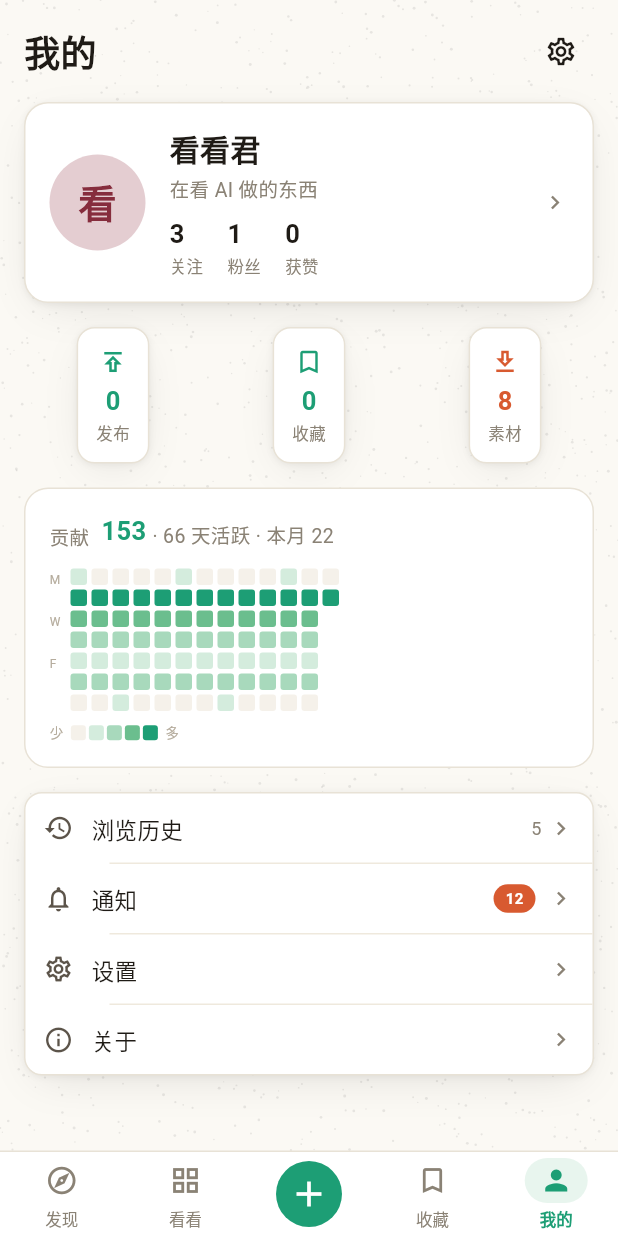
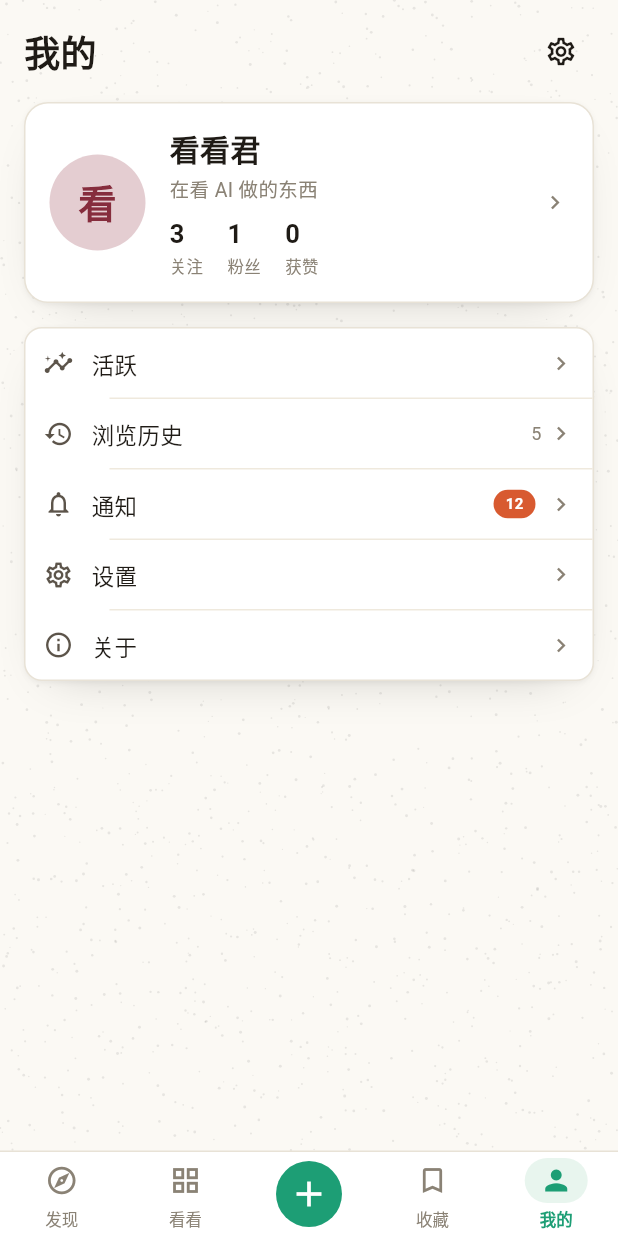
Before and after one commit to lBWtt/kankan-flutter, a Flutter app: the MeScreen screen opened by its route, on a phone screen of 412 x 824 dp. Run offline on Flutter 3.47's test engine with Material 3 defaults, Android fonts, the phone set to English and light mode, and no system bars; our stand-ins replace flutter_animate, flutter_riverpod, freezed_annotation, go_router, image_picker, photo_view and 1 more; Roboto replaces fonts that are missing (JetBrainsMono, NotoSerifSC).

Commit message:
me 屏对齐 Web 原型:去三框+热力图,阴影匹配原型
改用可读原型 kankan_art_fullnew.html 为视觉真源(不再盲改):
- me 屏删掉违和的三个统计框 + GitHub 式热力图(原型的"我"页本就没有,
  只有个人卡 inline 统计 + 菜单)。活跃改成菜单入口 → 活动页
- KkElevation.card 精确对齐原型阴影:
  0 1px 2px rgba(22,19,15,.05) + 0 12px 28px -18px rgba(22,19,15,.24)
- 清理 me 屏死代码(_statsRow/_statBlock + 无用 import)

analyze 0 error。

Co-Authored-By: Claude Opus 4.8 <noreply@anthropic.com>

```diff
--- a/lib/core/theme/tokens.dart
+++ b/lib/core/theme/tokens.dart
@@ -36,18 +36,19 @@ class KkRadius {
 class KkElevation {
   KkElevation._();
 
-  /// 卡片:柔和暖色阴影 + 极浅贴地阴影(纸感抬升)
+  /// 卡片:与 Web 原型完全一致
+  /// (原型 CSS: 0 1px 2px rgba(22,19,15,.05), 0 12px 28px -18px rgba(22,19,15,.24))
   static const card = [
     BoxShadow(
-      color: Color(0x1F16130F),
-      blurRadius: 24,
-      offset: Offset(0, 8),
-      spreadRadius: -8,
+      color: Color(0x0D16130F), // rgba(22,19,15,.05)
+      blurRadius: 2,
+      offset: Offset(0, 1),
     ),
     BoxShadow(
-      color: Color(0x0F16130F),
-      blurRadius: 3,
-      offset: Offset(0, 1),
+      color: Color(0x3D16130F), // rgba(22,19,15,.24)
+      blurRadius: 28,
+      offset: Offset(0, 12),
+      spreadRadius: -18,
     ),
   ];
 
--- a/lib/features/me/me_screen.dart
+++ b/lib/features/me/me_screen.dart
@@ -6,7 +6,6 @@ import '../../core/theme/kk_colors.dart';
 import '../../core/theme/tokens.dart';
 import '../../core/utils/parse_count.dart';
 import '../../core/widgets/tappable.dart';
-import '../../data/seed/mock_seed.dart';
 import '../../domain/models/models.dart';
 import '../../domain/repositories/post_repository.dart';
 import '../../domain/repositories/project_repository.dart';
@@ -14,7 +13,6 @@ import '../../providers/app_state_provider.dart';
 import '../../providers/project_provider.dart';
 import '../../router/routes.dart';
 import '../shared/avatar.dart';
-import 'widgets/contribution_heatmap.dart';
 
 /// 我的屏 — HANDOFF §6.10 真实数字(禁 ×200 编造)。
 ///
@@ -38,9 +36,6 @@ class MeScreen extends ConsumerWidget {
     // 真实统计(禁编造)
     final myProjects = projectRepo.byAuthor('me');
     final myPosts = postRepo.byAuthor('me');
-    final publishCount = myProjects.length + myPosts.length;
-    final savedCount = appState.savedProjectIds.length;
-    final takeawayCount = appState.savedTakeaways.length;
     final followingCount = (me?.followingIds ?? const <String>[]).length;
     final followerCount = (me?.followerIds ?? const <String>[]).length;
     final totalLikes = myProjects.fold<int>(0, (s, p) => s + p.likes) +
@@ -61,26 +56,7 @@ class MeScreen extends ConsumerWidget {
           totalLikes: totalLikes,
         ),
         const SizedBox(height: KkSpacing.lg),
-        // 三档统计
-        _statsRow(
-          context: context,
-          publishCount: publishCount,
-          savedCount: savedCount,
-          takeawayCount: takeawayCount,
-        ),
-        const SizedBox(height: KkSpacing.lg),
-        // 贡献热力图(HANDOFF §6.10 真实数据)
-        // 点击 → 个人活动页(Phase 3 Tier 3 大热力图 + 时间线)
-        Tappable(
-          onTap: () => context.push(KkRoutes.activity),
-          borderRadius: BorderRadius.circular(KkRadius.md),
-          child: Padding(
-            padding: const EdgeInsets.symmetric(horizontal: KkSpacing.lg),
-            child: ContributionHeatmap(cells: mockHeatmapCells),
-          ),
-        ),
-        const SizedBox(height: KkSpacing.lg),
-        // 菜单
+        // 菜单(含「活跃」入口 → 活动页大热力图 + 时间线)
         _menu(context, appState.browseHistory.length, unreadCount),
       ],
     );
@@ -185,98 +161,6 @@ class MeScreen extends ConsumerWidget {
     );
   }
 
-  // ── 三档统计(发布 / 收藏 / 拿走)──
-  Widget _statsRow({
-    required BuildContext context,
-    required int publishCount,
-    required int savedCount,
-    required int takeawayCount,
-  }) {
-    return Padding(
-      padding: const EdgeInsets.symmetric(horizontal: KkSpacing.lg),
-      child: Row(
-        children: [
-          Expanded(
-            child: _statBlock(
-              context: context,
-              icon: Icons.publish_outlined,
-              label: '发布',
-              count: publishCount,
-              color: KkColors.teal,
-              onTap: () => context.push(KkRoutes.profile('me')),
-            ),
-          ),
-          const SizedBox(width: KkSpacing.md),
-          Expanded(
-            child: _statBlock(
-              context: context,
-              icon: Icons.bookmark_border_outlined,
-              label: '收藏',
-              count: savedCount,
-              color: KkColors.teal,
-              onTap: () {
-                // 切到收藏 Tab(branch index 2)
-                context.go(KkRoutes.library);
-              },
-            ),
-          ),
-          const SizedBox(width: KkSpacing.md),
-          Expanded(
-            child: _statBlock(
-              context: context,
-              icon: Icons.download_outlined,
-              label: '素材',
-              count: takeawayCount,
-              color: KkColors.coral, // 素材 = take 概念,保留珊瑚橙
-              onTap: () => context.go(KkRoutes.library),
-            ),
-          ),
-        ],
-      ),
-    );
-  }
-
-  Widget _statBlock({
-    required BuildContext context,
-    required IconData icon,
-    required String label,
-    required int count,
-    required Color color,
-    VoidCallback? onTap,
-  }) {
-    return Tappable(
-      onTap: onTap,
-      borderRadius: BorderRadius.circular(KkRadius.md),
-      child: Container(
-        padding: const EdgeInsets.symmetric(
-          horizontal: KkSpacing.md,
-          vertical: KkSpacing.md,
-        ),
-        decoration: BoxDecoration(
-          color: KkColors.bgCard,
-          borderRadius: BorderRadius.circular(KkRadius.md),
-          border: Border.all(color: KkColors.bd),
-          boxShadow: KkElevation.card,
-        ),
-        child: Column(
-          mainAxisSize: MainAxisSize.min,
-          children: [
-            Icon(icon, size: 20, color: color),
-            const SizedBox(height: KkSpacing.xs),
-            Text(
-              formatCount(count),
-              style: KkType.monoLg.copyWith(color: color),
-            ),
-            Text(
-              label,
-              style: KkType.bodySm.copyWith(color: KkColors.t3, fontSize: 11),
-            ),
-          ],
-        ),
-      ),
-    );
-  }
-
   // ── 菜单 ──
   Widget _menu(BuildContext context, int browseHistoryCount, int unreadCount) {
     return Container(
@@ -289,6 +173,12 @@ class MeScreen extends ConsumerWidget {
       ),
       child: Column(
         children: [
+          _menuItem(
+            icon: Icons.insights_outlined,
+            label: '活跃',
+            onTap: () => context.push(KkRoutes.activity),
+          ),
+          const Divider(height: 1, color: KkColors.divider, indent: 56),
           _menuItem(
             icon: Icons.history_outlined,
             label: '浏览历史',
```
